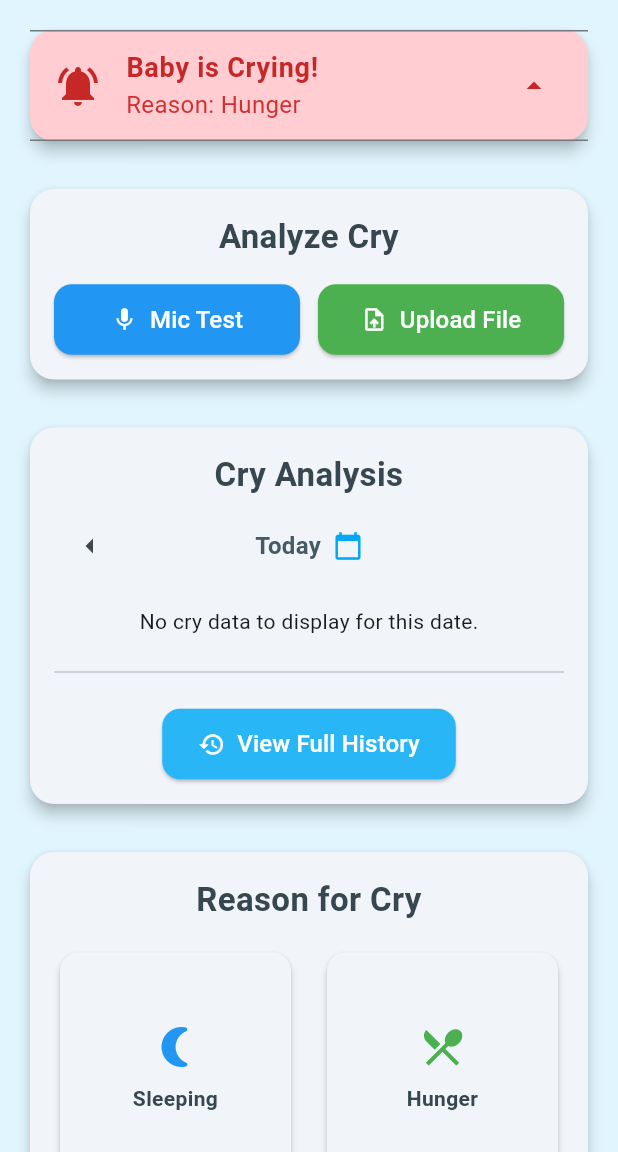
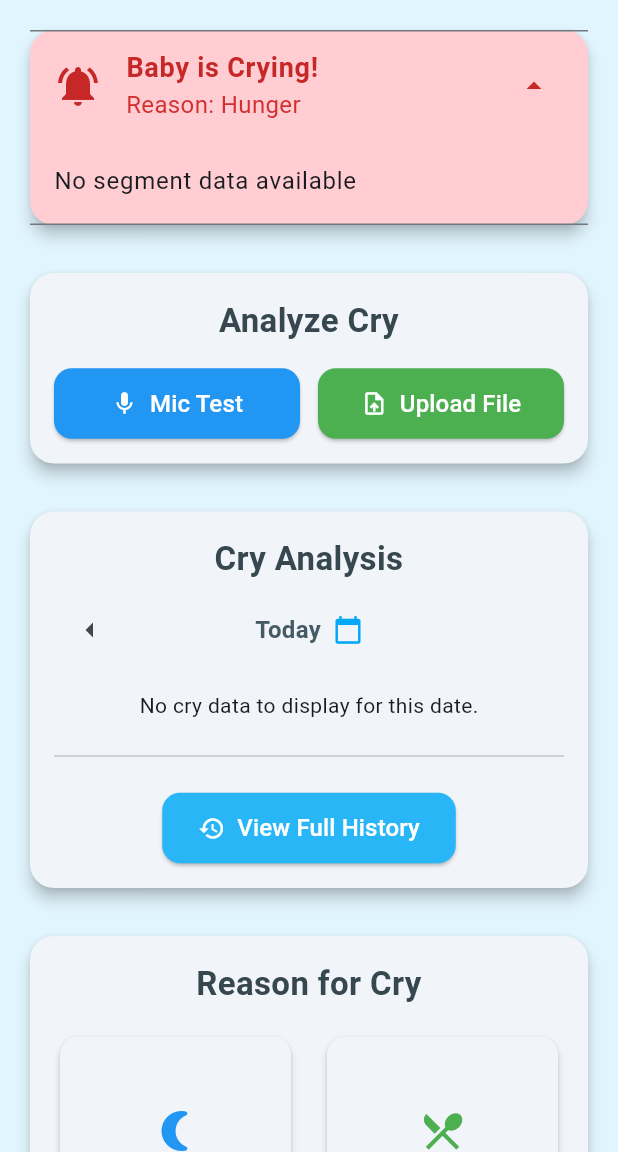
Before and after one commit to Jhenelle88/my_app, a Flutter app: the MainMenu screen opened directly, after a tap on "Baby is Crying!", on a phone screen of 412 x 824 dp, the part 84-1236 px from its top. Run offline on Flutter 3.47's test engine with Material 3 defaults, Android fonts, the phone set to English and light mode, and no system bars; our stand-ins replace file_picker, fl_chart, flutter_blue_plus, image_picker, permission_handler, sqflite; accounts and stored records are empty.

Commit message:
Update main_menu.dart

```diff
--- a/lib/main_menu.dart
+++ b/lib/main_menu.dart
@@ -111,6 +111,7 @@ class _MainMenuState extends State<MainMenu> {
 
     setState(() {
       _prediction = "Recording and analyzing...";
+      _segmentPredictions = []; // Clear old segments
       ScaffoldMessenger.of(context).showSnackBar(
         const SnackBar(
             content: Text('Recording & Analyzing via Pi...'),
@@ -149,6 +150,7 @@ class _MainMenuState extends State<MainMenu> {
 
     setState(() {
       _prediction = "Uploading and analyzing file...";
+      _segmentPredictions = []; // Clear old segments
        ScaffoldMessenger.of(context).showSnackBar(
         const SnackBar(
             content: Text('Uploading & Analyzing via Pi...'),
@@ -195,9 +197,11 @@ class _MainMenuState extends State<MainMenu> {
 
     if (statusCode == 200) {
       final prediction = data['prediction']?.toString().toLowerCase();
+      final segments = data['segment_logs'] as List<dynamic>?;
 
       setState(() {
         _prediction = prediction ?? 'Unknown';
+        _segmentPredictions = segments?.map((s) => s.toString()).toList() ?? [];
         _isLoading = false;
       });
 
@@ -234,7 +238,7 @@ class _MainMenuState extends State<MainMenu> {
             details: const {},
             imagePath: imagePath!,
             userId: _user['id'],
-            segmentPredictions: [],
+            segmentPredictions: _segmentPredictions, // Pass segments to details page
           ),
         ),
       ).then((_) {
@@ -514,9 +518,11 @@ class _MainMenuState extends State<MainMenu> {
             _isNotificationExpanded = expanded;
           });
         },
-        children: _segmentPredictions
-            .map((segment) => ListTile(title: Text(segment)))
-            .toList(),
+        children: _segmentPredictions.isNotEmpty
+            ? _segmentPredictions
+                .map((segment) => ListTile(title: Text(segment)))
+                .toList()
+            : [const ListTile(title: Text("No segment data available"))],
       ),
     );
   }
```
